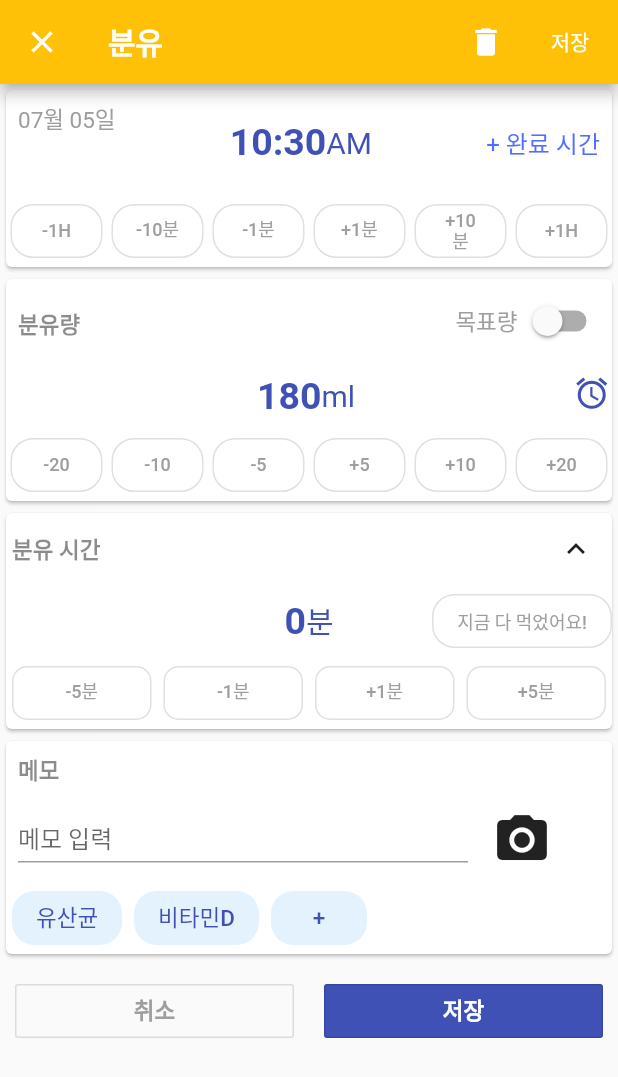
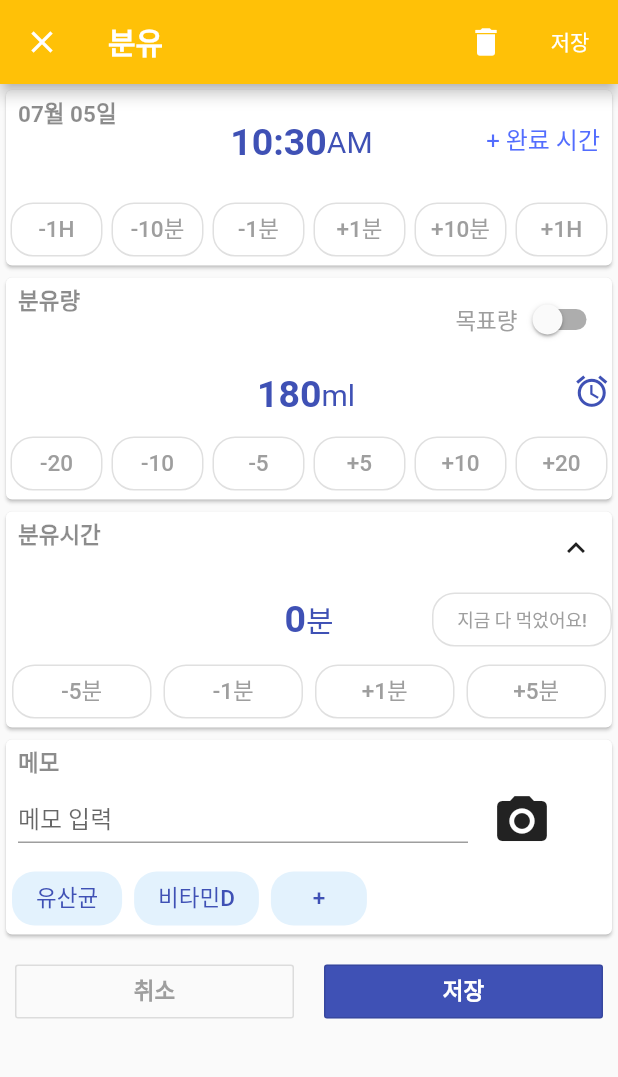
Before and after one commit to williechoi/simpleflutterapp, a Flutter app: the SecondPage screen opened by its route, on a phone screen of 412 x 824 dp. Shown: the top 1077 px of the screen. Run offline on Flutter 3.47's test engine with Material 2 defaults, Android fonts, the phone set to English and light mode, and no system bars.

Commit message:
separate theme data into a variable

```diff
--- a/lib/secondpage.dart
+++ b/lib/secondpage.dart
@@ -11,14 +11,47 @@ class SecondPage extends StatefulWidget {
 }
 
 class _SecondPageState extends State<SecondPage> {
-  var _isChecked = false;
-  var _isChecked2 = false;
+  // mutable variables
   var _setTarget = false;
-  ChromeMode _chromeMode = ChromeMode.attach;
+
+  // immutable variables
   final _timeList = ['-1H', '-10분', '-1분', '+1분', '+10분', '+1H'];
   final _adjList = ['-20', '-10', '-5', '+5', '+10', '+20'];
   final _minList = ['-5분', '-1분', '+1분', '+5분'];
   final _btnList = ['유산균', '비타민D', '+'];
+  final ButtonStyle adjButtonStyle = OutlinedButton.styleFrom(
+    shape: RoundedRectangleBorder(
+      borderRadius: BorderRadius.circular(15.0),
+    ),
+    primary: Colors.grey,
+    padding: const EdgeInsets.symmetric(vertical: 5.0, horizontal: 2.0),
+  );
+
+  final TextStyle adjTextStyle = const TextStyle(
+    height: 1.2,
+    fontSize: 15.0,
+  );
+
+  dynamic cardTitle = (val) {
+    return Padding(
+      padding: const EdgeInsets.only(
+        left: 8.0,
+        top: 4.0,
+      ),
+      child: Align(
+        alignment: Alignment.topLeft,
+        child: Text(
+          val,
+          style: const TextStyle(
+            color: Colors.black45,
+            fontSize: 15.0,
+            fontWeight: FontWeight.w700,
+          ),
+        ),
+      ),
+    );
+  };
+
 
   @override
   Widget build(BuildContext context) {
@@ -69,22 +102,9 @@ class _SecondPageState extends State<SecondPage> {
                   Row(
                     mainAxisSize: MainAxisSize.max,
                     mainAxisAlignment: MainAxisAlignment.spaceBetween,
-                    crossAxisAlignment: CrossAxisAlignment.center,
+                    crossAxisAlignment: CrossAxisAlignment.start,
                     children: <Widget>[
-                      Padding(
-                        padding: const EdgeInsets.only(
-                            left: 8.0, top: 8.0, bottom: 40.0),
-                        child: Align(
-                          alignment: Alignment.topLeft,
-                          child: Text(
-                            DateFormat('MM월 dd일').format(now),
-                            style: const TextStyle(
-                              color: Colors.grey,
-                              fontSize: 15.0,
-                            ),
-                          ),
-                        ),
-                      ),
+                      cardTitle(DateFormat('MM월 dd일').format(now)),
                       Padding(
                         padding: const EdgeInsets.all(20.0),
                         child: Align(
@@ -131,25 +151,17 @@ class _SecondPageState extends State<SecondPage> {
                   Row(
                     mainAxisSize: MainAxisSize.max,
                     mainAxisAlignment: MainAxisAlignment.center,
-                    crossAxisAlignment: CrossAxisAlignment.center,
+                    crossAxisAlignment: CrossAxisAlignment.start,
                     children: _timeList.map((value) {
                       return Expanded(
                         child: Padding(
-                          padding: const EdgeInsets.only(left: 3.0, right: 3.0),
+                          padding: const EdgeInsets.symmetric(horizontal: 3.0),
                           child: OutlinedButton(
-                            style: OutlinedButton.styleFrom(
-                              shape: RoundedRectangleBorder(
-                                borderRadius: BorderRadius.circular(15.0),
-                              ),
-                              primary: Colors.grey,
-                            ),
+                            style: adjButtonStyle,
                             onPressed: () {},
                             child: Text(
                               value,
-                              style: const TextStyle(
-                                height: 1.2,
-                                fontSize: 12.0,
-                              ),
+                              style: adjTextStyle,
                               textAlign: TextAlign.center,
                             ),
                           ),
@@ -166,25 +178,9 @@ class _SecondPageState extends State<SecondPage> {
                   Row(
                     mainAxisSize: MainAxisSize.max,
                     mainAxisAlignment: MainAxisAlignment.spaceBetween,
-                    crossAxisAlignment: CrossAxisAlignment.center,
+                    crossAxisAlignment: CrossAxisAlignment.start,
                     children: [
-                      const Padding(
-                        padding: EdgeInsets.only(
-                          left: 8.0,
-                          top: 8.0,
-                        ),
-                        child: Align(
-                          alignment: Alignment.topLeft,
-                          child: Text(
-                            '분유량',
-                            style: TextStyle(
-                              color: Colors.black45,
-                              fontSize: 15.0,
-                              fontWeight: FontWeight.w700,
-                            ),
-                          ),
-                        ),
-                      ),
+                      cardTitle('분유량'),
                       const SizedBox(
                         width: 180.0,
                       ),
@@ -266,21 +262,13 @@ class _SecondPageState extends State<SecondPage> {
                     children: _adjList.map((value) {
                       return Expanded(
                         child: Padding(
-                          padding: const EdgeInsets.only(left: 3.0, right: 3.0),
+                          padding: const EdgeInsets.symmetric(horizontal: 3.0),
                           child: OutlinedButton(
-                            style: OutlinedButton.styleFrom(
-                              shape: RoundedRectangleBorder(
-                                borderRadius: BorderRadius.circular(15.0),
-                              ),
-                              primary: Colors.grey,
-                            ),
+                            style: adjButtonStyle,
                             onPressed: () {},
                             child: Text(
                               value,
-                              style: const TextStyle(
-                                height: 1.2,
-                                fontSize: 12.0,
-                              ),
+                              style: adjTextStyle,
                               textAlign: TextAlign.center,
                             ),
                           ),
@@ -297,19 +285,9 @@ class _SecondPageState extends State<SecondPage> {
                   Row(
                     mainAxisSize: MainAxisSize.max,
                     mainAxisAlignment: MainAxisAlignment.spaceBetween,
-                    crossAxisAlignment: CrossAxisAlignment.center,
+                    crossAxisAlignment: CrossAxisAlignment.start,
                     children: [
-                      Padding(
-                        padding: const EdgeInsets.all(4.0),
-                        child: const Text(
-                          '분유 시간',
-                          style: TextStyle(
-                            color: Colors.black45,
-                            fontSize: 15.0,
-                            fontWeight: FontWeight.w700,
-                          ),
-                        ),
-                      ),
+                      cardTitle('분유시간'),
                       IconButton(
                         icon: Icon(Icons.expand_less),
                         onPressed: () {},
@@ -346,11 +324,7 @@ class _SecondPageState extends State<SecondPage> {
                       SizedBox(
                         width: 120,
                         child: OutlinedButton(
-                          style: OutlinedButton.styleFrom(
-                            shape: RoundedRectangleBorder(
-                                borderRadius: BorderRadius.circular(15.0)),
-                            primary: Colors.grey,
-                          ),
+                          style: adjButtonStyle,
                           onPressed: () {},
                           child: const Text(
                             '지금 다 먹었어요!',
@@ -371,19 +345,11 @@ class _SecondPageState extends State<SecondPage> {
                         child: Padding(
                           padding: const EdgeInsets.only(left: 4.0, right: 4.0),
                           child: OutlinedButton(
-                            style: OutlinedButton.styleFrom(
-                              shape: RoundedRectangleBorder(
-                                borderRadius: BorderRadius.circular(10.0),
-                              ),
-                              primary: Colors.grey,
-                            ),
+                            style: adjButtonStyle,
                             onPressed: () {},
                             child: Text(
                               value,
-                              style: const TextStyle(
-                                height: 1.2,
-                                fontSize: 12.0,
-                              ),
+                              style: adjTextStyle,
                               textAlign: TextAlign.center,
                             ),
                           ),
@@ -399,20 +365,7 @@ class _SecondPageState extends State<SecondPage> {
                 children: [
                   Row(
                     children: [
-                      Padding(
-                        padding: const EdgeInsets.all(8.0),
-                        child: Align(
-                          alignment: Alignment.topLeft,
-                          child: Text(
-                            '메모',
-                            style: TextStyle(
-                              color: Colors.black45,
-                              fontSize: 15.0,
-                              fontWeight: FontWeight.w700,
-                            ),
-                          ),
-                        ),
-                      )
+                      cardTitle('메모'),
                     ],
                   ),
                   Row(
@@ -499,8 +452,7 @@ class _SecondPageState extends State<SecondPage> {
                           fontWeight: FontWeight.w700,
                         ),
                         textAlign: TextAlign.center,
-                          )
-                      ),
+                      )),
                 )),
                 Expanded(
                     child: Padding(
@@ -522,8 +474,7 @@ class _SecondPageState extends State<SecondPage> {
                           fontWeight: FontWeight.w700,
                         ),
                         textAlign: TextAlign.center,
-                          )
-                      ),
+                      )),
                 )),
               ],
             ),
```
Also changed, not shown: pubspec.lock. Lines whose indentation alone changed are shown as unchanged.
